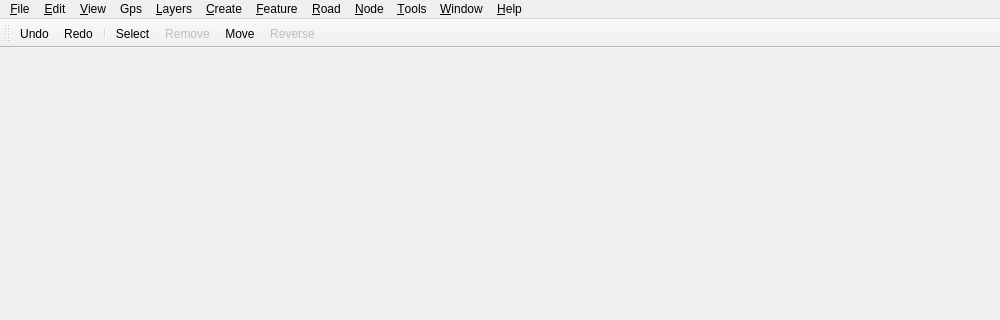
This is MainWindow.ui in openstreetmap/merkaartor as Qt 5 draws it before an edit; both pictures show x 0 to 1000 and y 0 to 320 of the 1000 by 600 pixel window. The edited form follows.
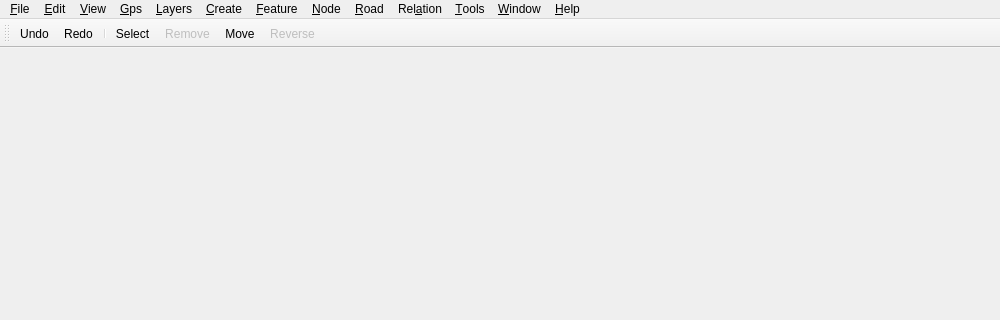
This is the edited form. Icons and pictures are not drawn.

Commit message: ADD : Possibility to add/remove members from Relations (closes #1265)

What changed in the file:
```diff
--- a/MainWindow.ui
+++ b/MainWindow.ui
@@ -237,7 +237,7 @@
    </widget>
    <widget class="QMenu" name="menuGps" >
     <property name="title" >
-     <string>Gps</string>
+     <string>&amp;Gps</string>
     </property>
     <addaction name="gpsConnectAction" />
     <addaction name="gpsReplayAction" />
@@ -248,6 +248,13 @@
     <addaction name="separator" />
     <addaction name="gpsCenterAction" />
    </widget>
+   <widget class="QMenu" name="menuRelation" >
+    <property name="title" >
+     <string>Rel&amp;ation</string>
+    </property>
+    <addaction name="relationAddMemberAction" />
+    <addaction name="relationRemoveMemberAction" />
+   </widget>
    <addaction name="menuFile" />
    <addaction name="menuEdit" />
    <addaction name="menuView" />
@@ -255,8 +262,9 @@
    <addaction name="menuLayers" />
    <addaction name="menuCreate" />
    <addaction name="menu_Feature" />
-   <addaction name="menuRoad" />
    <addaction name="menu_Node" />
+   <addaction name="menuRoad" />
+   <addaction name="menuRelation" />
    <addaction name="menuTools" />
    <addaction name="windowAction" />
    <addaction name="menuHelp" />
```
Left out of the diff: 10 changed lines with no effect on the pictures. The commit also changes 7 other files.
